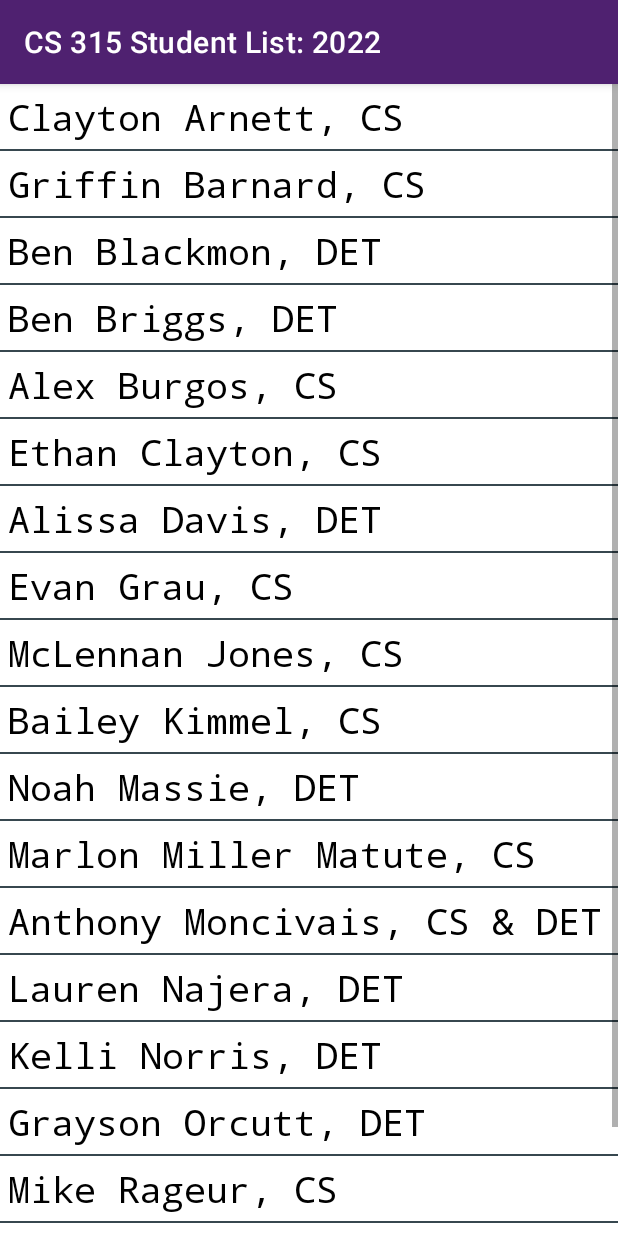
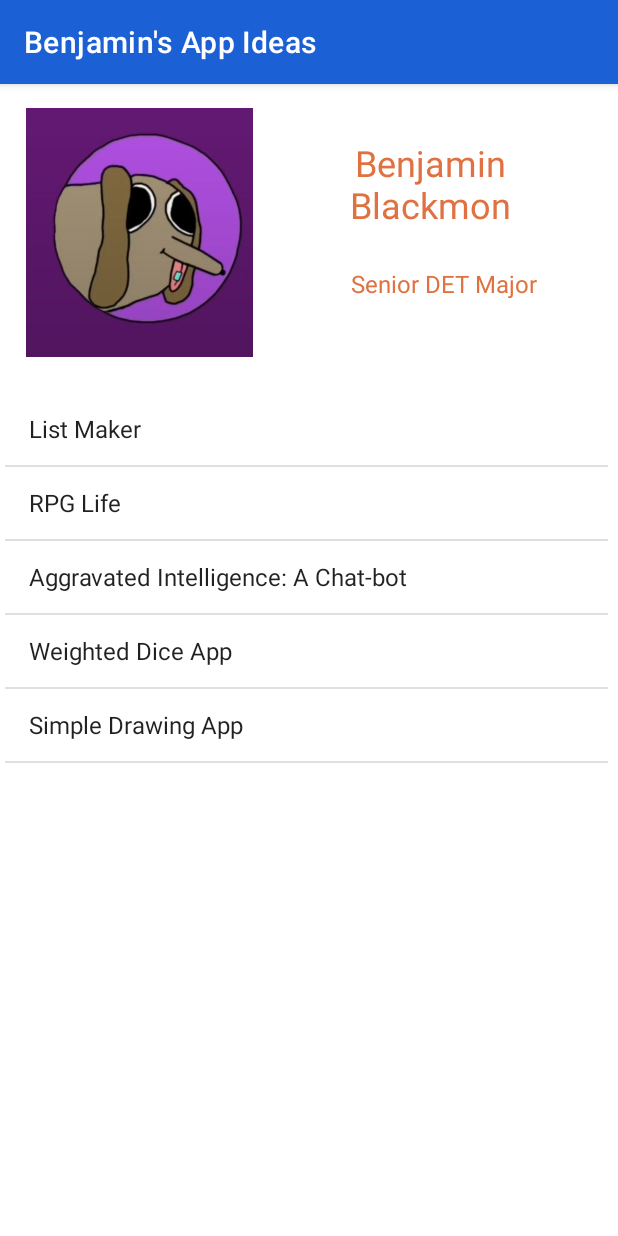
Before and after one commit to richtanner/StudentList2022, an Android app: the screen it shows after launch (MainActivity before the commit, BenBlackmonActivity after it), after a tap on "Ben Blackmon, DET", on a phone screen of 412 x 824 dp. Run offline under Robolectric (Android 15) with nearby library versions, the phone set to English and light mode, and no system bars.

Commit message:
Added basically everything cause I forgot to do what I was supposed to do :P

```diff
--- /dev/null
+++ b/app/src/main/java/com/example/studentlist2022/BenBlackmonActivity.java
@@ -0,0 +1,79 @@
+package com.example.studentlist2022;
+
+import androidx.appcompat.app.AppCompatActivity;
+
+import android.content.Context;
+import android.content.Intent;
+import android.os.Bundle;
+import android.view.View;
+import android.widget.AdapterView;
+import android.widget.ArrayAdapter;
+import android.widget.ListView;
+import android.widget.Toast;
+
+public class BenBlackmonActivity extends AppCompatActivity implements AdapterView.OnItemClickListener{
+
+
+    ListView projectList;
+
+    // Array of strings...
+    String ideaArray[] = {
+            "List Maker",
+            "RPG Life",
+            "Aggravated Intelligence: A Chat-bot",
+            "Weighted Dice App",
+            "Simple Drawing App",
+    };
+
+    @Override
+    protected void onCreate(Bundle savedInstanceState) {
+        super.onCreate(savedInstanceState);
+        setContentView(R.layout.activity_ben_blackmon);
+
+        projectList = (ListView)findViewById(R.id.BMB_ListView);
+        ArrayAdapter<String> arrayAdapter = new ArrayAdapter<String>(this, android.R.layout.simple_list_item_activated_1, ideaArray);
+        projectList.setAdapter(arrayAdapter);
+        projectList.setOnItemClickListener(this);
+    }
+
+    @Override
+    public void onItemClick(AdapterView<?> adapterView, View view, int position, long l)
+    {
+        // we got notified that something was selected!  AND we know WHICH ITEM was selected!
+
+        // get the value of the string in the specific position of the array that was selected (tapped on)
+        String itemSelected = (String) projectList.getAdapter().getItem(position);
+
+
+        /** do something cool based on the INDEX (int) of the selected item **/
+        switch (position)
+        {
+            case 2:
+                // by specific index
+                Toast.makeText(this, itemSelected + " created the Master branch!!", Toast.LENGTH_LONG).show();
+                break;
+
+            default:
+                // every case that wasn't specifically called out
+                Toast.makeText(this, itemSelected + " selected", Toast.LENGTH_LONG).show();
+                break;
+        }
+
+
+        /** do something cool based on the exact VALUE (string) of the selected item **/
+        if (itemSelected.equals("List Maker"))
+        {
+            // go to a new activity
+            Context context = projectList.getContext();
+            Intent intent = new Intent(context, ListMaker.class);
+            context.startActivity(intent);
+        }
+        else if (itemSelected.equals("RPG Life"))
+        {
+            // go to a new activity
+            Context context = projectList.getContext();
+            Intent intent = new Intent(context, RPGLifeActivity.class);
+            context.startActivity(intent);
+        }
+    }
+}
--- a/app/src/main/java/com/example/studentlist2022/MainActivity.java
+++ b/app/src/main/java/com/example/studentlist2022/MainActivity.java
@@ -83,5 +83,12 @@ public class MainActivity extends AppCompatActivity implements AdapterView.OnIte
             Intent intent = new Intent(context, ProfTannerActivity.class);
             context.startActivity(intent);
         }
+        else if (personSelected.equals("Ben Blackmon, DET"))
+        {
+            // go to a new activity
+            Context context = simpleList.getContext();
+            Intent intent = new Intent(context, BenBlackmonActivity.class);
+            context.startActivity(intent);
+        }
     }
 }
--- /dev/null
+++ b/app/src/main/res/layout/activity_ben_blackmon.xml
@@ -0,0 +1,63 @@
+<?xml version="1.0" encoding="utf-8"?>
+<androidx.constraintlayout.widget.ConstraintLayout xmlns:android="http://schemas.android.com/apk/res/android"
+    xmlns:app="http://schemas.android.com/apk/res-auto"
+    xmlns:tools="http://schemas.android.com/tools"
+    android:layout_width="match_parent"
+    android:layout_height="match_parent"
+    tools:context=".BenBlackmonActivity">
+
+    <ListView
+        android:id="@+id/BMB_ListView"
+        android:layout_width="402dp"
+        android:layout_height="0dp"
+        android:layout_marginTop="24dp"
+        app:layout_constraintBottom_toBottomOf="parent"
+        app:layout_constraintEnd_toEndOf="parent"
+        app:layout_constraintHorizontal_bias="0.333"
+        app:layout_constraintStart_toStartOf="parent"
+        app:layout_constraintTop_toBottomOf="@+id/imageView3"
+        app:layout_constraintVertical_bias="1.0" />
+
+    <ImageView
+        android:id="@+id/imageView3"
+        android:layout_width="154dp"
+        android:layout_height="166dp"
+        android:layout_marginStart="16dp"
+        android:layout_marginTop="16dp"
+        app:layout_constraintStart_toStartOf="parent"
+        app:layout_constraintTop_toTopOf="parent"
+        app:srcCompat="@drawable/hermanosplit" />
+
+    <TextView
+        android:id="@+id/textView3"
+        android:layout_width="136dp"
+        android:layout_height="70dp"
+        android:layout_marginStart="182dp"
+        android:layout_marginTop="36dp"
+        android:layout_marginEnd="32dp"
+        android:text="@string/bmb_name"
+        android:textAlignment="center"
+        android:textColor="@color/BMB_custom_orange"
+        android:textSize="24sp"
+        app:layout_constraintEnd_toEndOf="parent"
+        app:layout_constraintHorizontal_bias="0.454"
+        app:layout_constraintStart_toStartOf="@+id/imageView3"
+        app:layout_constraintTop_toTopOf="parent" />
+
+    <TextView
+        android:id="@+id/textView4"
+        android:layout_width="133dp"
+        android:layout_height="28dp"
+        android:layout_marginStart="32dp"
+        android:layout_marginTop="16dp"
+        android:layout_marginEnd="8dp"
+        android:text="@string/bmb_title"
+        android:textAlignment="center"
+        android:textColor="@color/BMB_custom_orange"
+        android:textSize="16sp"
+        app:layout_constraintEnd_toEndOf="parent"
+        app:layout_constraintHorizontal_bias="0.815"
+        app:layout_constraintStart_toStartOf="@+id/imageView3"
+        app:layout_constraintTop_toBottomOf="@+id/textView3" />
+
+</androidx.constraintlayout.widget.ConstraintLayout>
--- a/app/src/main/res/values/colors.xml
+++ b/app/src/main/res/values/colors.xml
@@ -14,4 +14,9 @@
     <color name="teal_700">#FF018786</color>
     <color name="black">#FF000000</color>
     <color name="white">#FFFFFFFF</color>
+
+    <color name="BMB_custom_blue">#1C60D5</color>
+    <color name="BMB_custom_orange">#DF7240</color>
+    <color name="BMB_custom_purple">#7D53CC</color>
+    <color name="BMB_custom_red">#CC3030</color>
 </resources>
--- a/app/src/main/res/values/themes.xml
+++ b/app/src/main/res/values/themes.xml
@@ -21,4 +21,11 @@
         <item name="colorAccent">@color/rwt_customRed</item>
     </style>
 
+    <style name="BenBlackmonCustomTheme" parent="Theme.MaterialComponents.DayNight.DarkActionBar">
+        <!-- Customize your theme here. -->
+        <item name="colorPrimary">@color/BMB_custom_blue</item>
+        <item name="colorPrimaryDark">@color/BMB_custom_purple</item>
+        <item name="colorAccent">@color/BMB_custom_orange</item>
+    </style>
+
 </resources>
```
Also changed, not shown: app/src/main/AndroidManifest.xml (+35 -3 lines), app/src/main/java/com/example/studentlist2022/ListMaker.java (added, +14 -0 lines), app/src/main/java/com/example/studentlist2022/RPGLifeActivity.java (added, +14 -0 lines), app/src/main/res/layout/activity_list_maker.xml (added, +20 -0 lines), app/src/main/res/layout/activity_rpglife.xml (added, +18 -0 lines), app/src/main/res/values/strings.xml (+21 -0 lines), app/src/main/res/drawable-v24/hermanosplit.png (added).
